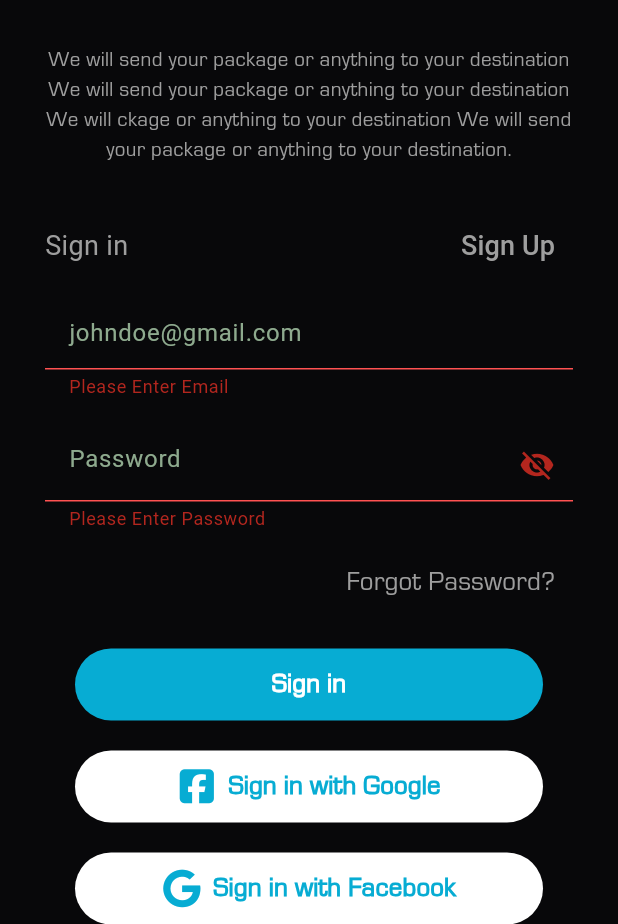
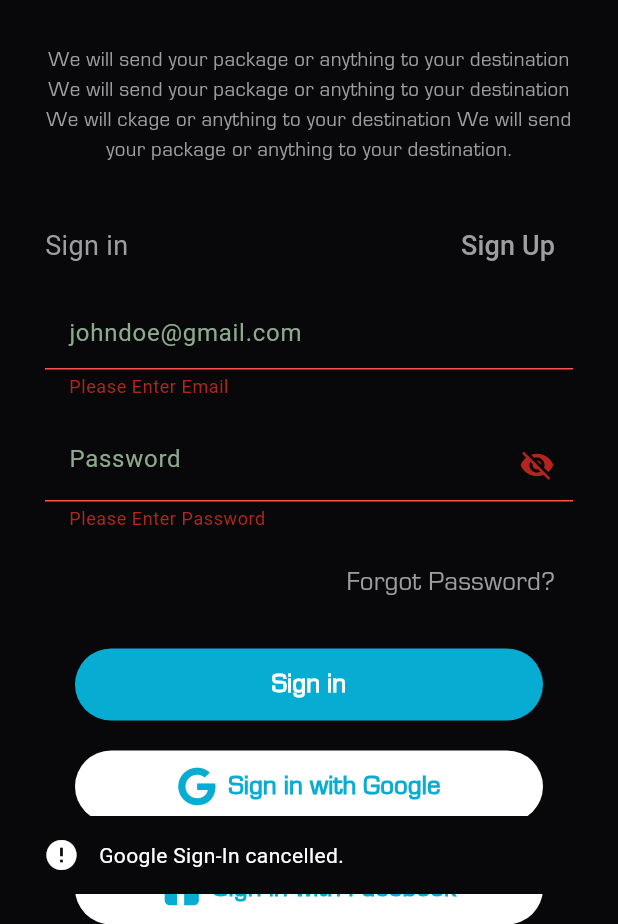
Before and after one commit to saadahmed0147/trucking-100, a Flutter app: the LoginScreen screen opened by its route, after a tap on "Sign in", after a tap on "Sign in with Google", on a phone screen of 412 x 824 dp, the part 312-1236 px from its top. Run offline on Flutter 3.47's test engine with Material 3 defaults, Android fonts, the phone set to English and light mode, and no system bars; drawn by our look-alikes of another_flushbar; our stand-ins replace firebase_auth, firebase_core, firebase_database, font_awesome_flutter, google_sign_in, in_app_purchase and 1 more; missing offline and left inert: flutter_facebook_auth; accounts and stored records are empty.

Commit message:
updated auth screens

```diff
--- a/lib/Screens/Auth/login_screen.dart
+++ b/lib/Screens/Auth/login_screen.dart
@@ -22,6 +22,7 @@ class _LoginScreenState extends State<LoginScreen> {
 
   bool _loading = false;
   bool _googleSigninLoading = false;
+  bool _facebookSigninLoading = false;
 
   FocusNode emailFocusNode = FocusNode();
   FocusNode passFocusNode = FocusNode();
@@ -52,9 +53,9 @@ class _LoginScreenState extends State<LoginScreen> {
 
     authService.signInWithFacebook(
       context: context,
-      onStart: () => setState(() => _googleSigninLoading = true),
+      onStart: () => setState(() => _facebookSigninLoading = true),
       onComplete: () {
-        if (mounted) setState(() => _googleSigninLoading = false);
+        if (mounted) setState(() => _facebookSigninLoading = false);
       },
     );
   }
@@ -219,7 +220,7 @@ class _LoginScreenState extends State<LoginScreen> {
                             RoundButton(
                               titleColor: AppColors.lightBlueColor,
                               bgColor: AppColors.whiteColor,
-                              leadingIcon: FontAwesomeIcons.squareFacebook,
+                              leadingIcon: FontAwesomeIcons.google,
                               loading: _googleSigninLoading,
                               borderRadius: 30,
                               title: 'Sign in with Google',
@@ -231,7 +232,8 @@ class _LoginScreenState extends State<LoginScreen> {
                               bgColor: AppColors.whiteColor,
                               // loading: _loading,
                               borderRadius: 30,
-                              leadingIcon: FontAwesomeIcons.google,
+                              loading: _facebookSigninLoading,
+                              leadingIcon: FontAwesomeIcons.squareFacebook,
                               title: 'Sign in with Facebook',
                               fontSize: 18,
                               onPress: _signInWithFacebook,
--- a/lib/Screens/Auth/signup_screen.dart
+++ b/lib/Screens/Auth/signup_screen.dart
@@ -252,7 +252,7 @@ class _SignupScreenState extends State<SignupScreen> {
                           leadingIcon: FontAwesomeIcons.squareFacebook,
                           loading: _googleSigninLoading,
                           borderRadius: 30,
-                          title: 'Sign in with Google',
+                          title: 'Sign up with Google',
                           fontSize: 18,
                           onPress: _signInWithGoogle,
                         ),
@@ -262,7 +262,7 @@ class _SignupScreenState extends State<SignupScreen> {
                           // loading: _loading,
                           borderRadius: 30,
                           leadingIcon: FontAwesomeIcons.google,
-                          title: 'Sign in with Facebook',
+                          title: 'Sign up with Facebook',
                           fontSize: 18,
                           onPress: _signInWithFacebook,
                         ),
--- a/lib/Services/auth_services.dart
+++ b/lib/Services/auth_services.dart
@@ -63,7 +63,6 @@ class AuthService {
     }
   }
 
-  // Google Sign-In
   Future<UserCredential?> signInWithGoogle({
     required BuildContext context,
     required VoidCallback onStart,
@@ -73,9 +72,16 @@ class AuthService {
 
     try {
       final GoogleSignIn googleSignIn = GoogleSignIn();
+
+      // Ensure previous account is signed out to trigger chooser
+      await googleSignIn.signOut();
+
       final GoogleSignInAccount? googleUser = await googleSignIn.signIn();
 
-      if (googleUser == null) return null;
+      if (googleUser == null) {
+        Utils.flushBarErrorMessage('Google Sign-In cancelled.', context);
+        return null;
+      }
 
       final GoogleSignInAuthentication googleAuth =
           await googleUser.authentication;
@@ -88,19 +94,22 @@ class AuthService {
       final res = await _auth.signInWithCredential(credential);
       final user = res.user;
 
-      // ✅ Save user to Realtime Database
-      if (user != null) {
-        await _dbRef.child("users/${user.uid}").set({
-          'uid': user.uid,
-          'email': user.email,
-          'name': user.displayName ?? '',
-          'photoUrl': user.photoURL ?? '',
-          'provider': 'google',
-        });
+      if (user == null) {
+        Utils.flushBarErrorMessage('User info is null.', context);
+        return null;
       }
 
+      // ✅ Save to Realtime Database
+      await _dbRef.child("users/${user.uid}").set({
+        'uid': user.uid,
+        'email': user.email ?? '',
+        'name': user.displayName ?? '',
+        'photoUrl': user.photoURL ?? '',
+        'provider': 'google',
+      });
+
       Utils.flushBarErrorMessage(
-        'Welcome, ${user?.displayName}',
+        'Welcome, ${user.displayName ?? 'User'}',
         context,
         success: true,
       );
@@ -108,8 +117,8 @@ class AuthService {
       Navigator.pushReplacementNamed(context, RouteNames.homeScreen);
       return res;
     } catch (e) {
-      debugPrint('Google Sign-In error: $e');
-      Utils.flushBarErrorMessage('Google Sign-In failed.', context);
+      debugPrint('🔥 Google Sign-In Error: $e');
+      Utils.flushBarErrorMessage('Google Sign-In failed: $e', context);
       return null;
     } finally {
       onComplete();
```
